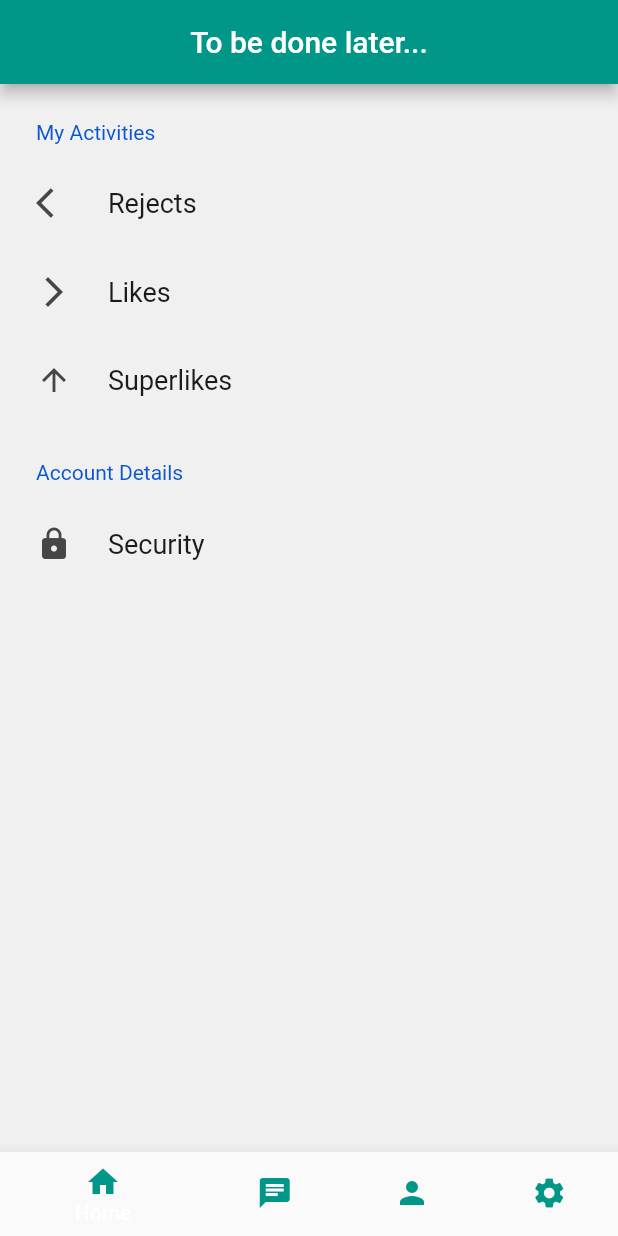
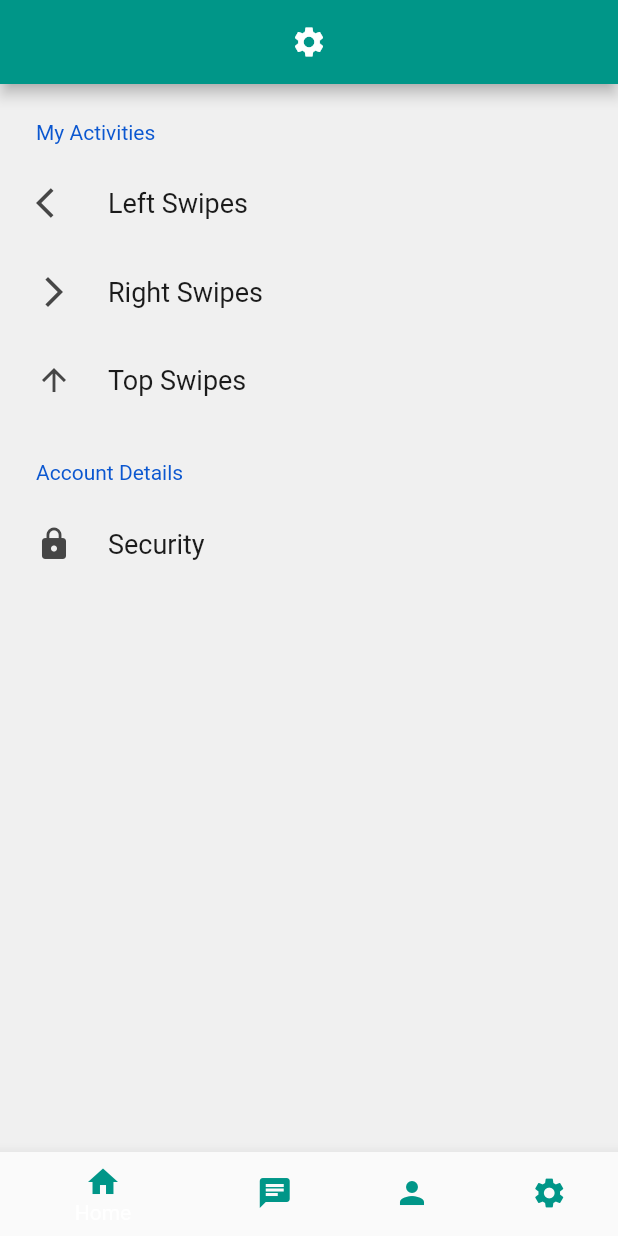
Before and after one commit to rupanshphutela/CPSC-5250_GroupProject, a Flutter app: the SettingsPage screen opened by its route, on a phone screen of 412 x 824 dp. Run offline on Flutter 3.47's test engine with Material 2 defaults, Android fonts, the phone set to English and light mode, and no system bars; drawn by our look-alikes of settings_ui; our stand-ins replace cloud_firestore, file_picker, firebase_auth, firebase_core, flutter_card_swiper, flutter_signin_button and 2 more; accounts and stored records are empty.

Commit message:
Add - Settings Page changes to redirect to swipes

```diff
--- a/lib/screens/settings_page.dart
+++ b/lib/screens/settings_page.dart
@@ -1,8 +1,8 @@
 import 'package:flutter/material.dart';
 import 'package:go_router/go_router.dart';
+import 'package:provider/provider.dart';
 import 'package:settings_ui/settings_ui.dart';
 import 'package:the_dig_app/providers/dig_firebase_provider.dart';
-import 'package:the_dig_app/routes/routes.dart';
 import 'package:the_dig_app/util/bottom_navigation_bar.dart';
 
 class SettingsPage extends StatelessWidget {
@@ -11,10 +11,11 @@ class SettingsPage extends StatelessWidget {
 
   @override
   Widget build(BuildContext context) {
+    final provider = Provider.of<DigFirebaseProvider>(context);
     return Scaffold(
       appBar: AppBar(
         centerTitle: true,
-        title: const Text("To be done later..."),
+        title: const Icon(Icons.settings),
       ),
       body: SettingsList(
         sections: [
@@ -22,24 +23,24 @@ class SettingsPage extends StatelessWidget {
             title: const Text('My Activities'),
             tiles: [
               SettingsTile(
-                title: const Text('Rejects'),
+                title: const Text('Left Swipes'),
                 leading: const Icon(Icons.arrow_back_ios),
                 onPressed: (BuildContext context) {
-                  // context.push('/left_swipe');
+                  context.push('/swipe?email=$email&direction=left');
                 },
               ),
               SettingsTile(
-                title: const Text('Likes'),
+                title: const Text('Right Swipes'),
                 leading: const Icon(Icons.arrow_forward_ios),
                 onPressed: (BuildContext context) {
-                  // context.push('/right_swipe');
+                  context.push('/swipe?email=$email&direction=right');
                 },
               ),
               SettingsTile(
-                title: const Text('Superlikes'),
+                title: const Text('Top Swipes'),
                 leading: const Icon(Icons.arrow_upward_outlined),
                 onPressed: (BuildContext context) {
-                  // context.push('/top_swipe');
+                  context.push('/swipe?email=$email&direction=top');
                 },
               ),
             ],
```
